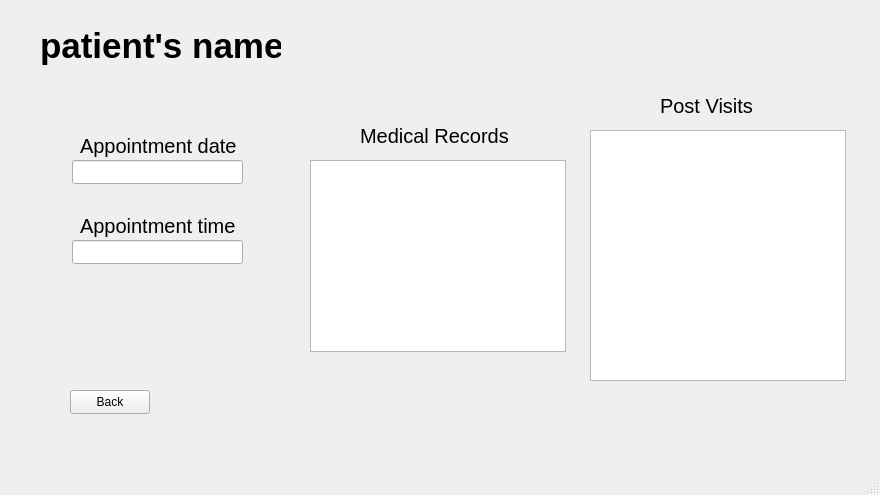
Qt form active_appointment.ui (pratham-0204/VedSync) before a commit.
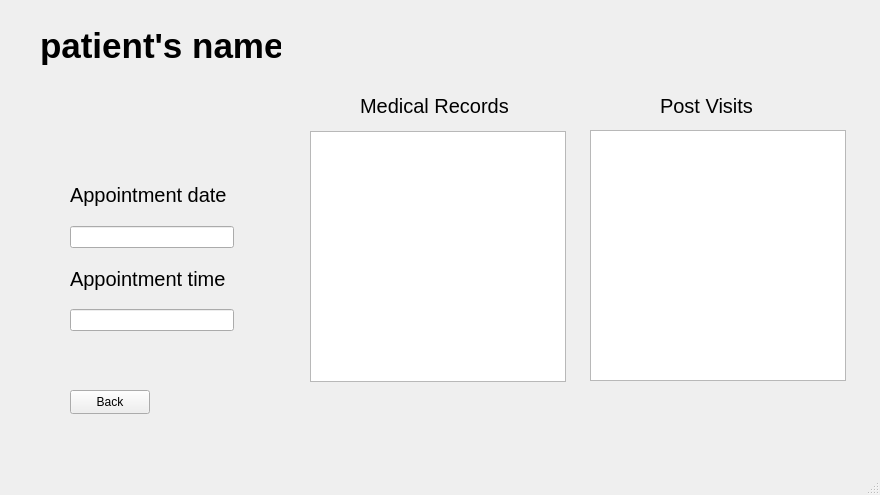
The same form after that commit.

Patch:
```diff
--- a/active_appointment.ui
+++ b/active_appointment.ui
@@ -33,67 +33,11 @@
      <string>patient's name</string>
     </property>
    </widget>
-   <widget class="QLabel" name="label_2">
-    <property name="geometry">
-     <rect>
-      <x>80</x>
-      <y>130</y>
-      <width>161</width>
-      <height>31</height>
-     </rect>
-    </property>
-    <property name="font">
-     <font>
-      <pointsize>15</pointsize>
-     </font>
-    </property>
-    <property name="text">
-     <string>Appointment date</string>
-    </property>
-   </widget>
-   <widget class="QLineEdit" name="lineEdit">
-    <property name="geometry">
-     <rect>
-      <x>72</x>
-      <y>160</y>
-      <width>171</width>
-      <height>24</height>
-     </rect>
-    </property>
-   </widget>
-   <widget class="QLineEdit" name="lineEdit_2">
-    <property name="geometry">
-     <rect>
-      <x>72</x>
-      <y>240</y>
-      <width>171</width>
-      <height>24</height>
-     </rect>
-    </property>
-   </widget>
-   <widget class="QLabel" name="label_3">
-    <property name="geometry">
-     <rect>
-      <x>80</x>
-      <y>210</y>
-      <width>161</width>
-      <height>31</height>
-     </rect>
-    </property>
-    <property name="font">
-     <font>
-      <pointsize>15</pointsize>
-     </font>
-    </property>
-    <property name="text">
-     <string>Appointment time</string>
-    </property>
-   </widget>
    <widget class="QLabel" name="label_4">
     <property name="geometry">
      <rect>
       <x>360</x>
-      <y>120</y>
+      <y>90</y>
       <width>151</width>
       <height>31</height>
      </rect>
@@ -129,9 +73,9 @@
     <property name="geometry">
      <rect>
       <x>310</x>
-      <y>160</y>
+      <y>131</y>
       <width>256</width>
-      <height>192</height>
+      <height>251</height>
      </rect>
     </property>
    </widget>
@@ -158,6 +102,48 @@
      <string>Back</string>
     </property>
    </widget>
+   <widget class="QWidget" name="">
+    <property name="geometry">
+     <rect>
+      <x>70</x>
+      <y>170</y>
+      <width>164</width>
+      <height>161</height>
+     </rect>
+    </property>
+    <layout class="QVBoxLayout" name="verticalLayout">
+     <item>
+      <widget class="QLabel" name="label_2">
+       <property name="font">
+        <font>
+         <pointsize>15</pointsize>
+        </font>
+       </property>
+       <property name="text">
+        <string>Appointment date</string>
+       </property>
+      </widget>
+     </item>
+     <item>
+      <widget class="QLineEdit" name="lineEdit"/>
+     </item>
+     <item>
+      <widget class="QLabel" name="label_3">
+       <property name="font">
+        <font>
+         <pointsize>15</pointsize>
+        </font>
+       </property>
+       <property name="text">
+        <string>Appointment time</string>
+       </property>
+      </widget>
+     </item>
+     <item>
+      <widget class="QLineEdit" name="lineEdit_2"/>
+     </item>
+    </layout>
+   </widget>
   </widget>
   <widget class="QMenuBar" name="menubar">
    <property name="geometry">
```
